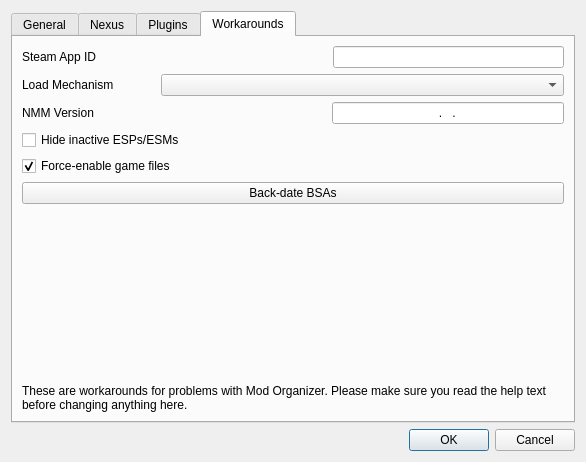
First picture: the form in modorganizer/src/settingsdialog.ui, repository Holt59/mo2-merge, before the edit.
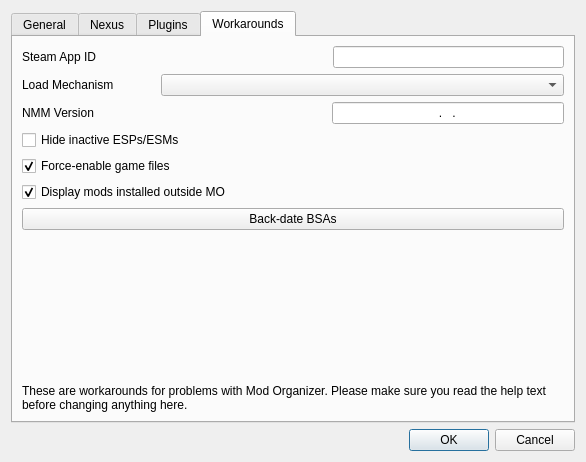
Second picture: the form after the edit. The open tabs and pages were chosen to show the change. Icons and pictures are not drawn.

What changed in the file:
```diff
--- a/modorganizer/src/settingsdialog.ui
+++ b/modorganizer/src/settingsdialog.ui
@@ -748,6 +748,25 @@
          </property>
         </widget>
        </item>
+       <item>
+        <widget class="QCheckBox" name="displayForeignBox">
+         <property name="toolTip">
+          <string>Disable this to no longer display mods installed outside MO in the mod list (left pane). Assets from those mods will then be treated as having lowest mod priority together with the original game content.</string>
+         </property>
+         <property name="whatsThis">
+          <string>By default Mod Organizer will display esp+bsa bundles installed with foreign tools as mods (left pane). This allows you to control their priority in relation to other mods. This is particularly useful if you also use Steam Workshop to install mods.
+However, if you installed loose file mods outside MO which conflict with BSAs also installed outside MO those conflicts can't be resolved correctly.
+
+If you disable this feature, MO will only display official DLCs this way. Please note that plugins (esps and esms) displayed in the right pane are completely unaffected by this feature.</string>
+         </property>
+         <property name="text">
+          <string>Display mods installed outside MO</string>
+         </property>
+         <property name="checked">
+          <bool>true</bool>
+         </property>
+        </widget>
+       </item>
        <item>
         <widget class="QPushButton" name="bsaDateBtn">
          <property name="toolTip">
```
